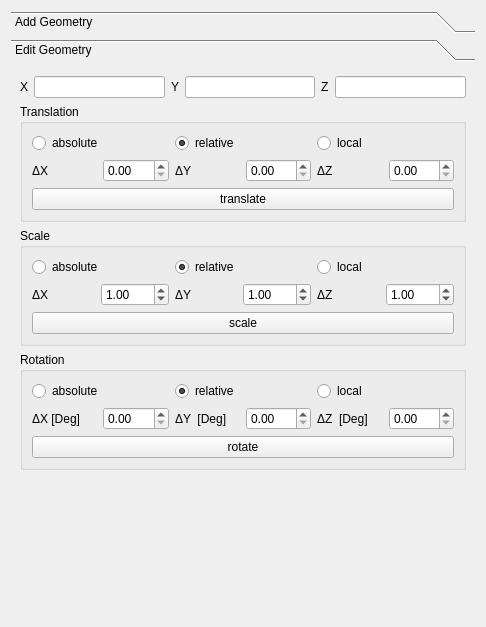
Old version of the form SIM-VICUS/src/SVPropEditGeometry.ui in the repository ghorwin/SIM-VICUS.
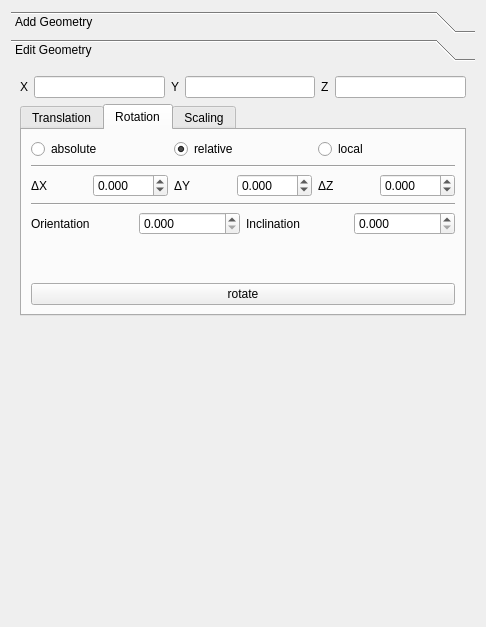
New version of the form. The open tabs and pages were chosen to show the change.

Commit message: Updated geometry editing widget

Patch:
```diff
--- a/SIM-VICUS/src/SVPropEditGeometry.ui
+++ b/SIM-VICUS/src/SVPropEditGeometry.ui
@@ -14,7 +14,7 @@
    <string>Form</string>
   </property>
   <layout class="QGridLayout" name="gridLayout_4">
-   <item row="0" column="0">
+   <item row="0" column="1">
     <widget class="QToolBox" name="toolBoxGeometry">
      <property name="minimumSize">
       <size>
@@ -155,204 +155,15 @@
        <rect>
         <x>0</x>
         <y>0</y>
-        <width>475</width>
-        <height>533</height>
+        <width>474</width>
+        <height>571</height>
        </rect>
       </property>
       <attribute name="label">
        <string>Edit Geometry</string>
       </attribute>
-      <layout class="QGridLayout" name="gridLayout_3">
-       <item row="3" column="0">
-        <widget class="QGroupBox" name="groupBox_2">
-         <property name="title">
-          <string>Rotation</string>
-         </property>
-         <layout class="QGridLayout" name="gridLayout_6">
-          <item row="0" column="0">
-           <layout class="QHBoxLayout" name="horizontalLayout_6">
+      <layout class="QVBoxLayout" name="verticalLayout_2">
             <item>
-             <widget class="QRadioButton" name="radioButtonRotateAbsolute">
-              <property name="text">
-               <string>absolute</string>
-              </property>
-             </widget>
-            </item>
-            <item>
-             <widget class="QRadioButton" name="radioButtonRotateRelative">
-              <property name="text">
-               <string>relative</string>
-              </property>
-              <property name="checked">
-               <bool>true</bool>
-              </property>
-             </widget>
-            </item>
-            <item>
-             <widget class="QRadioButton" name="radioButtonRotateLocal">
-              <property name="text">
-               <string>local</string>
-              </property>
-             </widget>
-            </item>
-           </layout>
-          </item>
-          <item row="1" column="0">
-           <layout class="QHBoxLayout" name="horizontalLayout_7">
-            <item>
-             <widget class="QLabel" name="label_10">
-              <property name="text">
-               <string>ΔX [Deg]</string>
-              </property>
-             </widget>
-            </item>
-            <item>
-             <widget class="QDoubleSpinBox" name="doubleSpinBoxRotateX">
-              <property name="minimum">
-               <double>0.000000000000000</double>
-              </property>
-              <property name="maximum">
-               <double>360.000000000000000</double>
-              </property>
-             </widget>
-            </item>
-            <item>
-             <widget class="QLabel" name="label_11">
-              <property name="text">
-               <string>ΔY  [Deg]</string>
-              </property>
-             </widget>
-            </item>
-            <item>
-             <widget class="QDoubleSpinBox" name="doubleSpinBoxRotateY">
-              <property name="minimum">
-               <double>0.000000000000000</double>
-              </property>
-              <property name="maximum">
-               <double>360.000000000000000</double>
-              </property>
-             </widget>
-            </item>
-            <item>
-             <widget class="QLabel" name="label_12">
-              <property name="text">
-               <string>ΔZ  [Deg]</string>
-              </property>
-             </widget>
-            </item>
-            <item>
-             <widget class="QDoubleSpinBox" name="doubleSpinBoxRotateZ">
-              <property name="minimum">
-               <double>0.000000000000000</double>
-              </property>
-              <property name="maximum">
-               <double>360.000000000000000</double>
-              </property>
-             </widget>
-            </item>
-           </layout>
-          </item>
-          <item row="2" column="0">
-           <widget class="QPushButton" name="pushButtonRotate">
-            <property name="minimumSize">
-             <size>
-              <width>0</width>
-              <height>1</height>
-             </size>
-            </property>
-            <property name="text">
-             <string>rotate</string>
-            </property>
-           </widget>
-          </item>
-         </layout>
-        </widget>
-       </item>
-       <item row="1" column="0">
-        <widget class="QGroupBox" name="groupBox">
-         <property name="title">
-          <string>Translation</string>
-         </property>
-         <layout class="QGridLayout" name="gridLayout">
-          <item row="0" column="0">
-           <layout class="QHBoxLayout" name="horizontalLayout_3">
-            <item>
-             <widget class="QRadioButton" name="radioButtonAbsolute">
-              <property name="text">
-               <string>absolute</string>
-              </property>
-             </widget>
-            </item>
-            <item>
-             <widget class="QRadioButton" name="radioButtonRelative">
-              <property name="text">
-               <string>relative</string>
-              </property>
-              <property name="checked">
-               <bool>true</bool>
-              </property>
-             </widget>
-            </item>
-            <item>
-             <widget class="QRadioButton" name="radioButtonLocal">
-              <property name="text">
-               <string>local</string>
-              </property>
-             </widget>
-            </item>
-           </layout>
-          </item>
-          <item row="1" column="0">
-           <layout class="QHBoxLayout" name="horizontalLayout_2">
-            <item>
-             <widget class="QLabel" name="label_4">
-              <property name="text">
-               <string>ΔX</string>
-              </property>
-             </widget>
-            </item>
-            <item>
-             <widget class="QDoubleSpinBox" name="doubleSpinBoxTranslateX"/>
-            </item>
-            <item>
-             <widget class="QLabel" name="label_5">
-              <property name="text">
-               <string>ΔY</string>
-              </property>
-             </widget>
-            </item>
-            <item>
-             <widget class="QDoubleSpinBox" name="doubleSpinBoxTranslateY"/>
-            </item>
-            <item>
-             <widget class="QLabel" name="label_6">
-              <property name="text">
-               <string>ΔZ</string>
-              </property>
-             </widget>
-            </item>
-            <item>
-             <widget class="QDoubleSpinBox" name="doubleSpinBoxTranslateZ"/>
-            </item>
-           </layout>
-          </item>
-          <item row="2" column="0">
-           <widget class="QPushButton" name="pushButtonTranslate">
-            <property name="minimumSize">
-             <size>
-              <width>0</width>
-              <height>1</height>
-             </size>
-            </property>
-            <property name="text">
-             <string>translate</string>
-            </property>
-           </widget>
-          </item>
-         </layout>
-        </widget>
-       </item>
-       <item row="0" column="0">
         <layout class="QHBoxLayout" name="horizontalLayout">
          <item>
           <widget class="QLabel" name="label">
@@ -386,14 +197,86 @@
          </item>
         </layout>
        </item>
+       <item>
+        <widget class="QTabWidget" name="tabModification">
+         <property name="currentIndex">
+          <number>0</number>
+         </property>
+         <widget class="QWidget" name="tabTranslation">
+          <property name="sizePolicy">
+           <sizepolicy hsizetype="Preferred" vsizetype="Expanding">
+            <horstretch>0</horstretch>
+            <verstretch>0</verstretch>
+           </sizepolicy>
+          </property>
+          <attribute name="title">
+           <string>Translation</string>
+          </attribute>
+          <layout class="QGridLayout" name="gridLayout_8">
+           <item row="4" column="0">
+            <widget class="QPushButton" name="pushButtonTranslate">
+             <property name="minimumSize">
+              <size>
+               <width>0</width>
+               <height>1</height>
+              </size>
+             </property>
+             <property name="text">
+              <string>translate</string>
+             </property>
+            </widget>
+           </item>
        <item row="2" column="0">
-        <widget class="QGroupBox" name="groupBox_3">
-         <property name="title">
-          <string>Scale</string>
-         </property>
-         <layout class="QGridLayout" name="gridLayout_5">
+            <layout class="QHBoxLayout" name="horizontalLayout_2">
+             <item>
+              <widget class="QLabel" name="labelTranslationX">
+               <property name="text">
+                <string>ΔX</string>
+               </property>
+              </widget>
+             </item>
+             <item>
+              <widget class="QDoubleSpinBox" name="doubleSpinBoxTranslateX">
+               <property name="decimals">
+                <number>3</number>
+               </property>
+              </widget>
+             </item>
+             <item>
+              <widget class="QLabel" name="labelTranslationY">
+               <property name="text">
+                <string>ΔY</string>
+               </property>
+              </widget>
+             </item>
+             <item>
+              <widget class="QDoubleSpinBox" name="doubleSpinBoxTranslateY">
+               <property name="decimals">
+                <number>3</number>
+               </property>
+              </widget>
+             </item>
+             <item>
+              <widget class="QLabel" name="labelTranslationZ">
+               <property name="text">
+                <string>ΔZ</string>
+               </property>
+              </widget>
+             </item>
+             <item>
+              <widget class="QDoubleSpinBox" name="doubleSpinBoxTranslateZ">
+               <property name="decimals">
+                <number>3</number>
+               </property>
+              </widget>
+             </item>
+            </layout>
+           </item>
           <item row="0" column="0">
-           <layout class="QHBoxLayout" name="horizontalLayout_4">
+            <layout class="QHBoxLayout" name="horizontalLayout_3">
+             <property name="sizeConstraint">
+              <enum>QLayout::SetDefaultConstraint</enum>
+             </property>
             <item>
              <widget class="QRadioButton" name="radioButtonScaleAbsolute">
               <property name="text">
@@ -421,6 +304,203 @@
            </layout>
           </item>
           <item row="1" column="0">
+            <widget class="Line" name="line_3">
+             <property name="orientation">
+              <enum>Qt::Horizontal</enum>
+             </property>
+            </widget>
+           </item>
+          </layout>
+         </widget>
+         <widget class="QWidget" name="tabScaling">
+          <attribute name="title">
+           <string>Rotation</string>
+          </attribute>
+          <layout class="QGridLayout" name="gridLayout_9">
+           <item row="3" column="0">
+            <widget class="Line" name="line">
+             <property name="orientation">
+              <enum>Qt::Horizontal</enum>
+             </property>
+            </widget>
+           </item>
+           <item row="11" column="0">
+            <widget class="QPushButton" name="pushButtonRotate">
+             <property name="minimumSize">
+              <size>
+               <width>0</width>
+               <height>1</height>
+              </size>
+             </property>
+             <property name="text">
+              <string>rotate</string>
+             </property>
+            </widget>
+           </item>
+           <item row="4" column="0">
+            <layout class="QHBoxLayout" name="horizontalLayoutAbsRotate">
+             <item>
+              <widget class="QLabel" name="labelRotateOrientationAbs">
+               <property name="text">
+                <string>Orientation</string>
+               </property>
+              </widget>
+             </item>
+             <item>
+              <widget class="QDoubleSpinBox" name="doubleSpinBoxRotateOrientationAbs">
+               <property name="decimals">
+                <number>3</number>
+               </property>
+               <property name="maximum">
+                <double>360.000000000000000</double>
+               </property>
+              </widget>
+             </item>
+             <item>
+              <widget class="QLabel" name="labelRotateInclinationAbs">
+               <property name="text">
+                <string>Inclination</string>
+               </property>
+              </widget>
+             </item>
+             <item>
+              <widget class="QDoubleSpinBox" name="doubleSpinBoxRotateInclinationAbs">
+               <property name="decimals">
+                <number>3</number>
+               </property>
+               <property name="maximum">
+                <double>180.000000000000000</double>
+               </property>
+              </widget>
+             </item>
+            </layout>
+           </item>
+           <item row="0" column="0">
+            <layout class="QHBoxLayout" name="horizontalLayout_6">
+             <item>
+              <widget class="QRadioButton" name="radioButtonRotateAbsolute">
+               <property name="enabled">
+                <bool>true</bool>
+               </property>
+               <property name="text">
+                <string>absolute</string>
+               </property>
+              </widget>
+             </item>
+             <item>
+              <widget class="QRadioButton" name="radioButtonRotateRelative">
+               <property name="text">
+                <string>relative</string>
+               </property>
+               <property name="checked">
+                <bool>true</bool>
+               </property>
+              </widget>
+             </item>
+             <item>
+              <widget class="QRadioButton" name="radioButtonRotateLocal">
+               <property name="text">
+                <string>local</string>
+               </property>
+              </widget>
+             </item>
+            </layout>
+           </item>
+           <item row="2" column="0">
+            <layout class="QHBoxLayout" name="horizontalLayout_7">
+             <item>
+              <widget class="QLabel" name="labelRotateX">
+               <property name="text">
+                <string>ΔX</string>
+               </property>
+              </widget>
+             </item>
+             <item>
+              <widget class="QDoubleSpinBox" name="doubleSpinBoxRotateX">
+               <property name="suffix">
+                <string comment=" km" extracomment="Degree"/>
+               </property>
+               <property name="decimals">
+                <number>3</number>
+               </property>
+               <property name="minimum">
+                <double>-360.000000000000000</double>
+               </property>
+               <property name="maximum">
+                <double>360.000000000000000</double>
+               </property>
+              </widget>
+             </item>
+             <item>
+              <widget class="QLabel" name="labelRotateY">
+               <property name="text">
+                <string>ΔY</string>
+               </property>
+              </widget>
+             </item>
+             <item>
+              <widget class="QDoubleSpinBox" name="doubleSpinBoxRotateY">
+               <property name="decimals">
+                <number>3</number>
+               </property>
+               <property name="minimum">
+                <double>-360.000000000000000</double>
+               </property>
+               <property name="maximum">
+                <double>360.000000000000000</double>
+               </property>
+              </widget>
+             </item>
+             <item>
+              <widget class="QLabel" name="labelRotateZ">
+               <property name="text">
+                <string>ΔZ</string>
+               </property>
+              </widget>
+             </item>
+             <item>
+              <widget class="QDoubleSpinBox" name="doubleSpinBoxRotateZ">
+               <property name="decimals">
+                <number>3</number>
+               </property>
+               <property name="minimum">
+                <double>-360.000000000000000</double>
+               </property>
+               <property name="maximum">
+                <double>360.000000000000000</double>
+               </property>
+              </widget>
+             </item>
+            </layout>
+           </item>
+           <item row="5" column="0">
+            <spacer name="verticalSpacer_9">
+             <property name="orientation">
+              <enum>Qt::Vertical</enum>
+             </property>
+             <property name="sizeHint" stdset="0">
+              <size>
+               <width>20</width>
+               <height>40</height>
+              </size>
+             </property>
+            </spacer>
+           </item>
+           <item row="1" column="0">
+            <widget class="Line" name="line_2">
+             <property name="orientation">
+              <enum>Qt::Horizontal</enum>
+             </property>
+            </widget>
+           </item>
+          </layout>
+         </widget>
+         <widget class="QWidget" name="tab">
+          <attribute name="title">
+           <string>Scaling</string>
+          </attribute>
+          <layout class="QGridLayout" name="gridLayout_10">
+           <item row="2" column="0">
            <layout class="QHBoxLayout" name="horizontalLayout_5">
             <item>
              <widget class="QLabel" name="label_7">
@@ -431,6 +511,9 @@
             </item>
             <item>
              <widget class="QDoubleSpinBox" name="doubleSpinBoxScaleX">
+               <property name="decimals">
+                <number>3</number>
+               </property>
               <property name="minimum">
                <double>-100.000000000000000</double>
               </property>
@@ -451,6 +534,9 @@
             </item>
             <item>
              <widget class="QDoubleSpinBox" name="doubleSpinBoxScaleY">
+               <property name="decimals">
+                <number>3</number>
+               </property>
               <property name="minimum">
                <double>-100.000000000000000</double>
               </property>
@@ -471,6 +557,9 @@
             </item>
             <item>
              <widget class="QDoubleSpinBox" name="doubleSpinBoxScaleZ">
+               <property name="decimals">
+                <number>3</number>
+               </property>
               <property name="minimum">
                <double>-100.000000000000000</double>
               </property>
@@ -484,7 +573,7 @@
             </item>
            </layout>
           </item>
-          <item row="2" column="0">
+           <item row="4" column="0">
            <widget class="QPushButton" name="pushButtonScale">
             <property name="minimumSize">
              <size>
@@ -497,10 +586,72 @@
             </property>
            </widget>
           </item>
-         </layout>
-        </widget>
-       </item>
-       <item row="4" column="0">
+           <item row="3" column="0">
+            <spacer name="verticalSpacer_8">
+             <property name="orientation">
+              <enum>Qt::Vertical</enum>
+             </property>
+             <property name="sizeHint" stdset="0">
+              <size>
+               <width>20</width>
+               <height>40</height>
+              </size>
+             </property>
+            </spacer>
+           </item>
+           <item row="0" column="0">
+            <layout class="QHBoxLayout" name="horizontalLayout_4">
+             <item>
+              <widget class="QRadioButton" name="radioButtonScaleAbsolute">
+               <property name="text">
+                <string>absolute</string>
+               </property>
+              </widget>
+             </item>
+             <item>
+              <widget class="QRadioButton" name="radioButtonScaleRelative">
+               <property name="text">
+                <string>relative</string>
+               </property>
+               <property name="checked">
+                <bool>true</bool>
+               </property>
+              </widget>
+             </item>
+             <item>
+              <widget class="QRadioButton" name="radioButtonScaleLocal">
+               <property name="text">
+                <string>local</string>
+               </property>
+              </widget>
+             </item>
+            </layout>
+           </item>
+           <item row="1" column="0">
+            <widget class="Line" name="line_4">
+             <property name="orientation">
+              <enum>Qt::Horizontal</enum>
+             </property>
+            </widget>
+           </item>
+          </layout>
+         </widget>
+        </widget>
+       </item>
+       <item>
+        <spacer name="verticalSpacer_5">
+         <property name="orientation">
+          <enum>Qt::Vertical</enum>
+         </property>
+         <property name="sizeHint" stdset="0">
+          <size>
+           <width>20</width>
+           <height>100</height>
+          </size>
+         </property>
+        </spacer>
+       </item>
+       <item>
         <spacer name="verticalSpacer_2">
          <property name="orientation">
           <enum>Qt::Vertical</enum>
@@ -513,6 +664,19 @@
          </property>
         </spacer>
        </item>
+       <item>
+        <spacer name="verticalSpacer_6">
+         <property name="orientation">
+          <enum>Qt::Vertical</enum>
+         </property>
+         <property name="sizeHint" stdset="0">
+          <size>
+           <width>20</width>
+           <height>40</height>
+          </size>
+         </property>
+        </spacer>
+       </item>
       </layout>
      </widget>
     </widget>
```
Left out of the diff: 31 changed lines with no effect on the pictures. Lines whose indentation alone changed are shown as unchanged. The commit also changes 3 other files.
